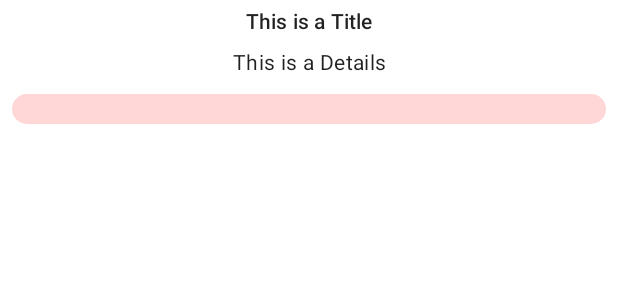
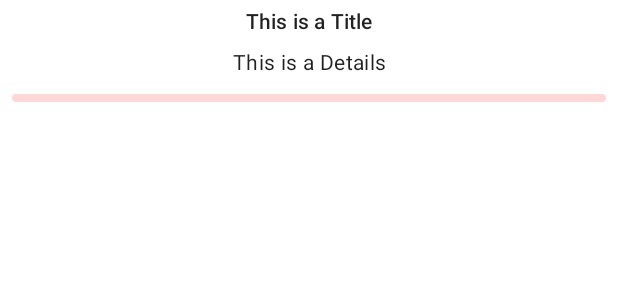
Before and after one commit to omi-72/Notes_Cit, an Android app: the layout item_note.xml on its own in the app's theme, with its tools: preview values and no code run, on a phone screen of 412 x 824 dp. Shown: the top 300 px of the screen. Run offline under Robolectric (Android 15) with nearby library versions, the phone set to English and light mode, and no system bars.

```diff
--- a/app/src/main/res/layout/item_note.xml
+++ b/app/src/main/res/layout/item_note.xml
@@ -31,7 +31,7 @@
     <ImageView
         android:src="@drawable/low"
         android:layout_width="0dp"
-        android:layout_height="20dp"
+        android:layout_height="5dp"
         android:layout_margin="8dp"
         app:layout_constraintStart_toStartOf="parent"
         app:layout_constraintEnd_toEndOf="parent"
```
Also changed, not shown: app/src/main/res/drawable/medium.xml (added, +11 -0 lines).
